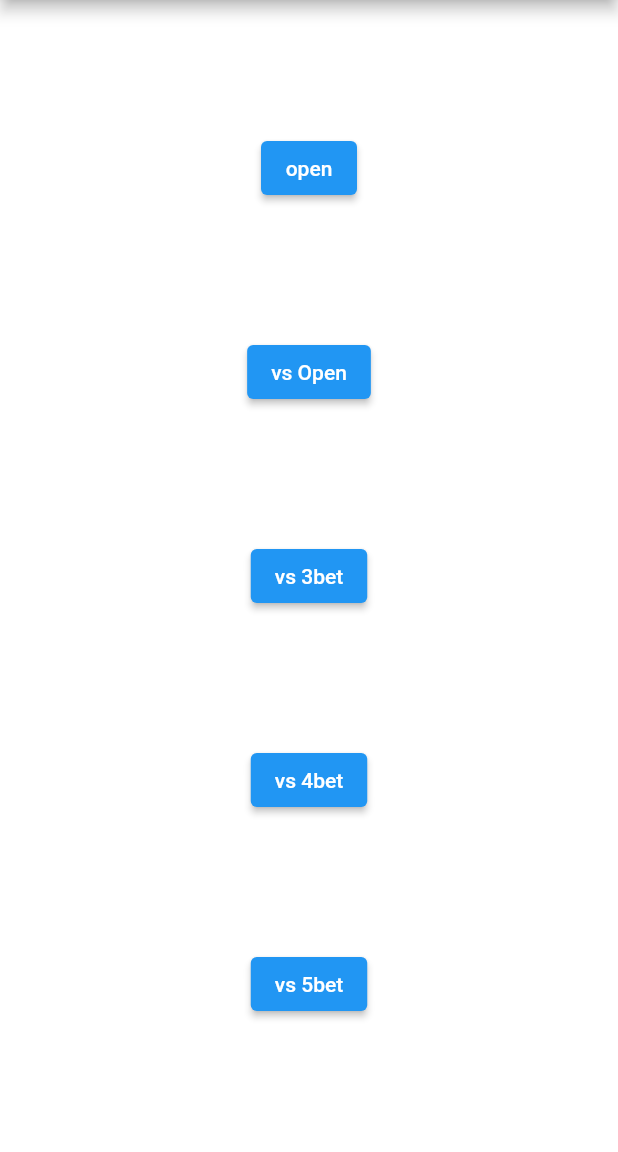
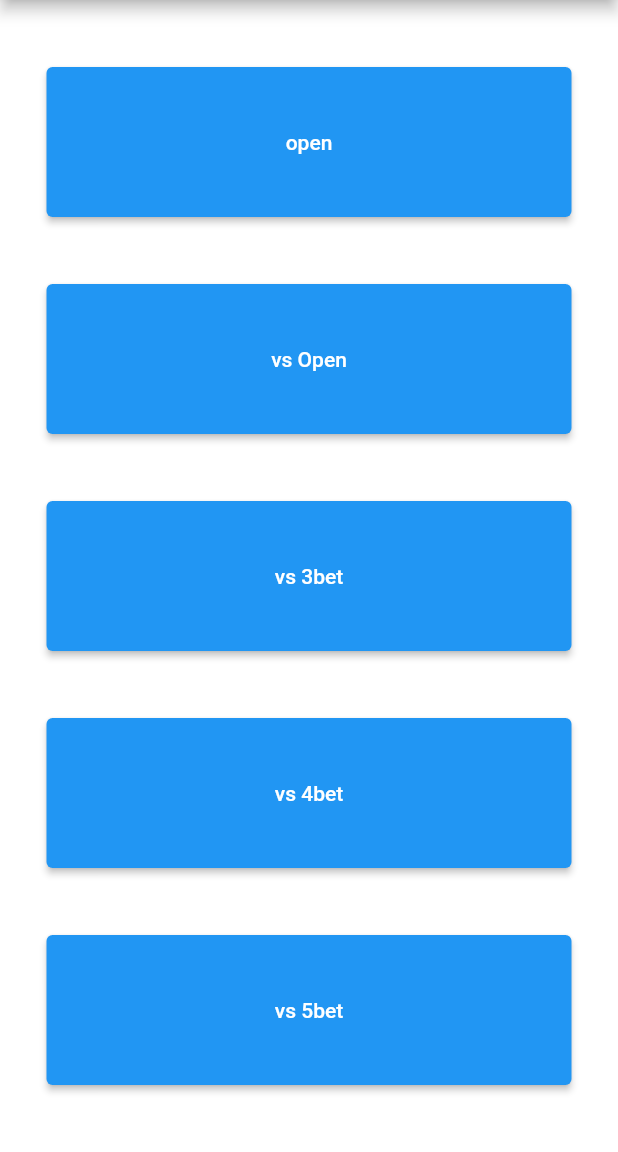
Before and after one commit to Hanatanisan/My_Preflop, a Flutter app: the screen it shows after launch, after a tap on "open", on a phone screen of 412 x 824 dp, the part 84-1236 px from its top. Run offline on Flutter 3.47's test engine with Material 2 defaults, Android fonts, the light colour scheme and no system bars.

Commit message:
elevatedボタンサイズの変更

```diff
--- a/lib/main.dart
+++ b/lib/main.dart
@@ -13,25 +13,45 @@ void main() {
           child: Column(
             mainAxisAlignment: MainAxisAlignment.spaceEvenly,
             children: [
-              ElevatedButton(
+              SizedBox(
+                width: 350,
+                height: 100,
+                child: ElevatedButton(
                   child: const Text("open"),
                   onPressed: () {},
                 ),
-              ElevatedButton(
+              ),
+              SizedBox(
+                width: 350,
+                height: 100,
+                child: ElevatedButton(
                   child: const Text("vs Open"),
                   onPressed: () {},
                 ),
-              ElevatedButton(
+              ),
+              SizedBox(
+                width: 350,
+                height: 100,
+                child: ElevatedButton(
                   child: const Text("vs 3bet"),
                   onPressed: () {},
                 ),
-              ElevatedButton(
+              ),
+              SizedBox(
+                width: 350,
+                height:100,
+                child: ElevatedButton(
                   child: const Text("vs 4bet"),
                   onPressed: () {},
                 ),
-              ElevatedButton(
+              ),
+              SizedBox(
+                width: 350,
+                height: 100,
+                child: ElevatedButton(
                   child: const Text("vs 5bet"),
                   onPressed: () {},
+                ),
               ),
             ],
           ),
```
Lines whose indentation alone changed are shown as unchanged.
